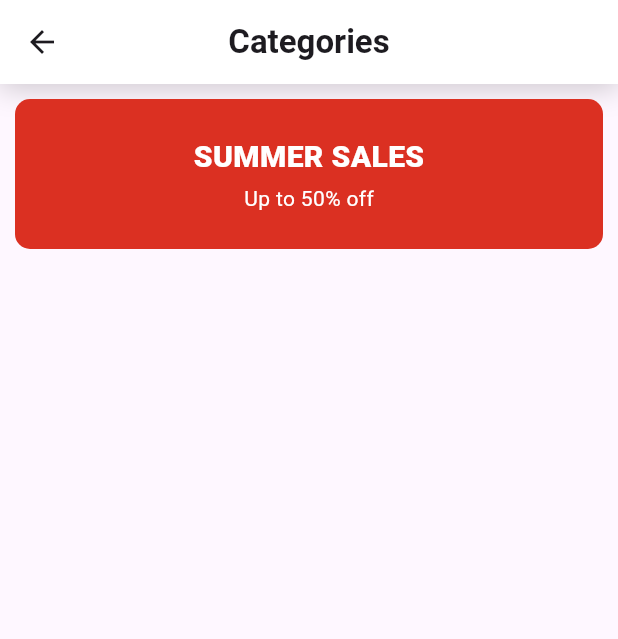
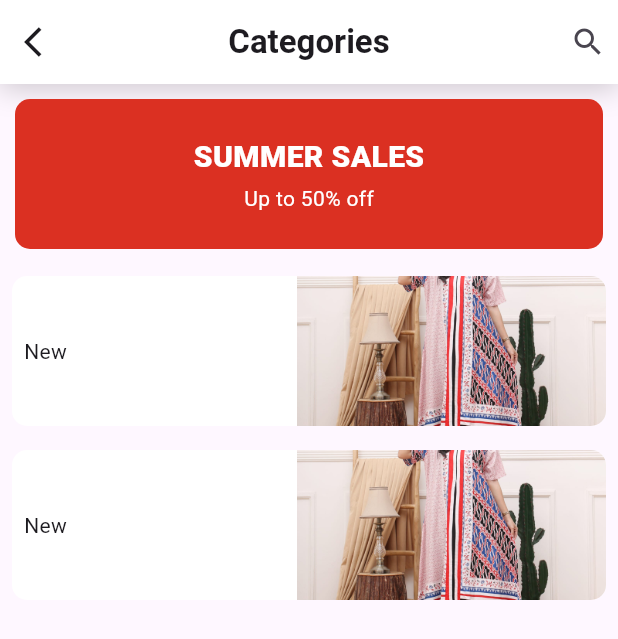
Before and after one commit to Faqihasyari/e-commerce_ui, a Flutter app: the ShopView screen opened by its route, on a phone screen of 412 x 824 dp. Shown: the top 639 px of the screen. Run offline on Flutter 3.47's test engine with Material 3 defaults, Android fonts, the phone set to English and light mode, and no system bars; our stand-ins replace get, google_fonts; Roboto replaces fonts that are missing (Metrophobic).

```diff
--- a/lib/app/modules/shop/views/shop_view.dart
+++ b/lib/app/modules/shop/views/shop_view.dart
@@ -12,7 +12,6 @@ class ShopView extends GetView<ShopController> {
     return Scaffold(
       body: Column(
         children: [
-          // Membuat AppBar dengan shadow yang memiliki spread & blur
           Container(
             decoration: BoxDecoration(
               boxShadow: [
@@ -25,14 +24,25 @@ class ShopView extends GetView<ShopController> {
               ],
             ),
             child: AppBar(
-              elevation: 0, // Matikan elevation bawaan
-              shadowColor: Colors.transparent, // Hilangkan shadow bawaan
+              elevation: 0,
+              shadowColor: Colors.transparent,
               title: Text(
                 'Categories',
                 style: GoogleFonts.metrophobic(fontWeight: FontWeight.w600),
               ),
               centerTitle: true,
-              backgroundColor: Colors.white, // Bisa diganti sesuai tema
+              backgroundColor: Colors.white,
+              leading: IconButton(
+                  onPressed: () {
+                    Get.back();
+                  },
+                  icon: Icon(Icons.arrow_back_ios)),
+              actions: [
+                Padding(
+                  padding: const EdgeInsets.all(8.0),
+                  child: Icon(Icons.search),
+                )
+              ],
             ),
           ),
           Padding(
@@ -57,11 +67,46 @@ class ShopView extends GetView<ShopController> {
                     style: GoogleFonts.metrophobic(
                       color: text,
                     ),
-                  )
+                  ),
                 ],
               ),
             ),
           ),
+          Flexible(
+            child: ListView.builder(
+              itemCount: 2,
+              itemBuilder: (context, index) {
+                return Padding(
+                  padding: const EdgeInsets.all(8.0),
+                  child: Container(
+                    height: 100,
+                    width: double.infinity,
+                    decoration: BoxDecoration(
+                        borderRadius: BorderRadius.circular(10), color: text),
+                    child: Row(
+                      children: [
+                        Padding(
+                          padding: const EdgeInsets.all(8.0),
+                          child: Text('New'),
+                        ),
+                        Spacer(),
+                        ClipRRect(
+                          borderRadius: BorderRadius.only(
+                              topRight: Radius.circular(10),
+                              bottomRight: Radius.circular(10)),
+                          child: Image.asset(
+                            'assets/images/categories/kategori1.jpeg',
+                            width: Get.width / 2,
+                            fit: BoxFit.cover,
+                          ),
+                        )
+                      ],
+                    ),
+                  ),
+                );
+              },
+            ),
+          )
         ],
       ),
     );
--- a/pubspec.yaml
+++ b/pubspec.yaml
@@ -56,6 +56,7 @@ flutter:
   # To add assets to your application, add an assets section, like this:
   assets:
     - assets/images/
+    - assets/images/categories/
   # An image asset can refer to one or more resolution-specific "variants", see
   # https://flutter.dev/to/resolution-aware-images
   # For details regarding adding assets from package dependencies, see
```
Also changed, not shown: assets/models/men.json (added, +25 -0 lines), lib/app/data/models/men_model.dart (added, +21 -0 lines), lib/app/data/providers/men_provider.dart (added, +22 -0 lines), assets/images/categories/kategori1.jpeg (added), assets/images/categories/kategori2.jpg (added), assets/images/categories/kategori3.jpg (added), assets/images/categories/kategori4.jpg (added).
